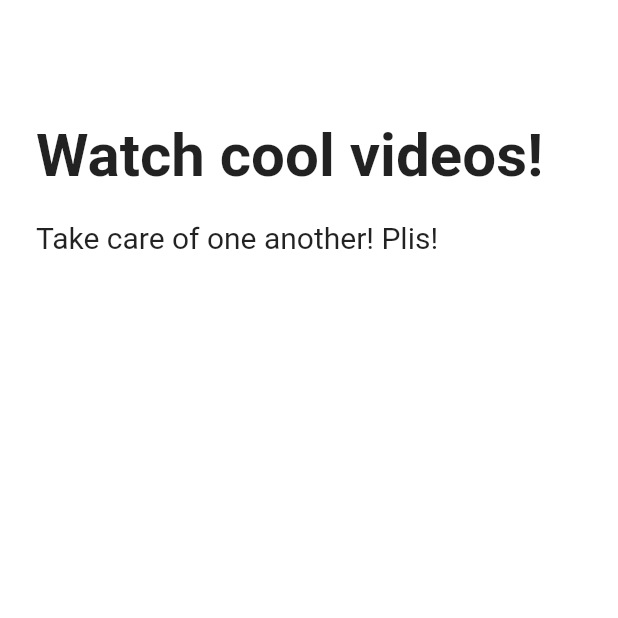
After one commit to dindoo0524/tiktok_clone, a Flutter app: the screen it shows after launch, after a tap on "Next", on a phone screen of 412 x 824 dp, the top half of it. The commit adds this screen. Run offline on Flutter 3.47's test engine with Material 2 defaults, Android fonts, the phone set to English and light mode, and no system bars; our stand-ins replace font_awesome_flutter.

Commit message:
3.3 Tutorial Screen and AnimatedCrossFade

```diff
--- a/lib/features/onboarding/interests_screen.dart
+++ b/lib/features/onboarding/interests_screen.dart
@@ -1,6 +1,7 @@
 import 'package:flutter/material.dart';
 import 'package:tiktok_clone/constants/gaps.dart';
 import 'package:tiktok_clone/constants/sizes.dart';
+import 'package:tiktok_clone/features/onboarding/tutorial_screen.dart';
 import 'package:tiktok_clone/features/onboarding/widgets/interest_button.dart';
 
 const interests = [
@@ -68,6 +69,11 @@ class _InterestsScreenState extends State<InterestsScreen> {
         _showTitle = false;
       });
     }
+  }
+
+  void _onNextTap() {
+    Navigator.push(context,
+        MaterialPageRoute(builder: (context) => const TutorialScreen()));
   }
 
   @override
@@ -143,6 +149,8 @@ class _InterestsScreenState extends State<InterestsScreen> {
               left: Sizes.size24,
               right: Sizes.size24,
             ),
+            child: GestureDetector(
+              onTap: _onNextTap,
               child: Container(
                 padding: const EdgeInsets.symmetric(
                   vertical: Sizes.size20,
@@ -159,6 +167,7 @@ class _InterestsScreenState extends State<InterestsScreen> {
                   ),
                 ),
               ),
+            ),
           )),
     );
   }
--- /dev/null
+++ b/lib/features/onboarding/tutorial_screen.dart
@@ -0,0 +1,131 @@
+import 'package:flutter/cupertino.dart';
+import 'package:flutter/material.dart';
+import 'package:tiktok_clone/constants/gaps.dart';
+import 'package:tiktok_clone/constants/sizes.dart';
+
+enum Direction { right, left }
+
+enum Page { first, second }
+
+class TutorialScreen extends StatefulWidget {
+  const TutorialScreen({super.key});
+
+  @override
+  State<TutorialScreen> createState() => _TutorialScreenState();
+}
+
+class _TutorialScreenState extends State<TutorialScreen> {
+  Direction _direction = Direction.right;
+  Page _showingPage = Page.first;
+
+  void _onPanUpdate(DragUpdateDetails details) {
+    if (details.delta.dx > 0) {
+      // to the right
+      setState(() {
+        _direction = Direction.right;
+      });
+    } else {
+      // to the left
+      setState(() {
+        _direction = Direction.left;
+      });
+    }
+  }
+
+  void _onPanEnd(DragEndDetails details) {
+    if (_direction == Direction.left) {
+      setState(() {
+        _showingPage = Page.second;
+      });
+    } else {
+      setState(() {
+        _showingPage = Page.first;
+      });
+    }
+  }
+
+  @override
+  Widget build(BuildContext context) {
+    return GestureDetector(
+      onPanUpdate: _onPanUpdate,
+      onPanEnd: _onPanEnd,
+      child: Scaffold(
+        body: Padding(
+          padding: const EdgeInsets.symmetric(
+            horizontal: Sizes.size24,
+          ),
+          child: SafeArea(
+            child: AnimatedCrossFade(
+              crossFadeState: _showingPage == Page.first
+                  ? CrossFadeState.showFirst
+                  : CrossFadeState.showSecond,
+              duration: const Duration(
+                milliseconds: 300,
+              ),
+              firstChild: const Column(
+                crossAxisAlignment: CrossAxisAlignment.start,
+                children: [
+                  Gaps.v80,
+                  Text(
+                    'Watch cool videos!',
+                    style: TextStyle(
+                      fontSize: Sizes.size40,
+                      fontWeight: FontWeight.bold,
+                    ),
+                  ),
+                  Gaps.v20,
+                  Text(
+                    'Take care of one another! Plis!',
+                    style: TextStyle(
+                      fontSize: Sizes.size20,
+                    ),
+                  ),
+                ],
+              ),
+              secondChild: const Column(
+                crossAxisAlignment: CrossAxisAlignment.start,
+                children: [
+                  Gaps.v80,
+                  Text(
+                    'Follow the rules',
+                    style: TextStyle(
+                      fontSize: Sizes.size40,
+                      fontWeight: FontWeight.bold,
+                    ),
+                  ),
+                  Gaps.v20,
+                  Text(
+                    'Videos are personalized for you based on what you watch, like, and share.',
+                    style: TextStyle(
+                      fontSize: Sizes.size20,
+                    ),
+                  ),
+                ],
+              ),
+            ),
+          ),
+        ),
+        bottomNavigationBar: BottomAppBar(
+          child: Padding(
+            padding: const EdgeInsets.symmetric(
+              vertical: Sizes.size24,
+              horizontal: Sizes.size24,
+            ),
+            child: AnimatedOpacity(
+              duration: const Duration(
+                milliseconds: 300,
+              ),
+              opacity: _showingPage == Page.first ? 0 : 1,
+              child: CupertinoButton(
+                  color: Theme.of(context).primaryColor,
+                  child: const Text(
+                    'Enter the app!',
+                  ),
+                  onPressed: () {}),
+            ),
+          ),
+        ),
+      ),
+    );
+  }
+}
```
Lines whose indentation alone changed are shown as unchanged.
